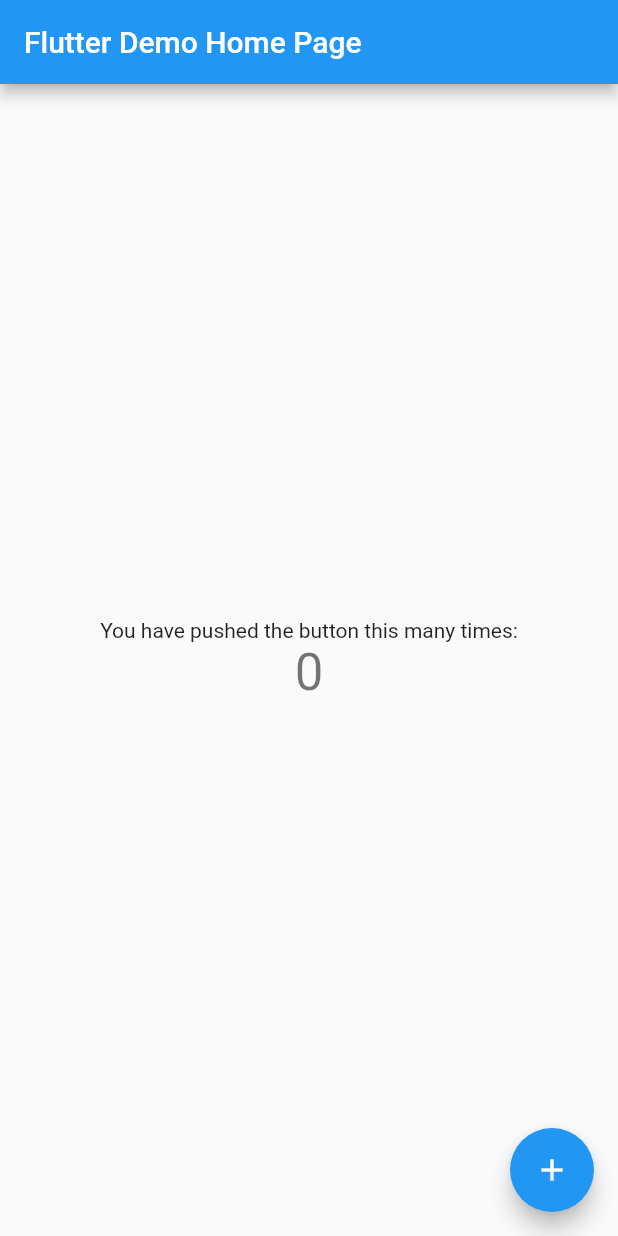
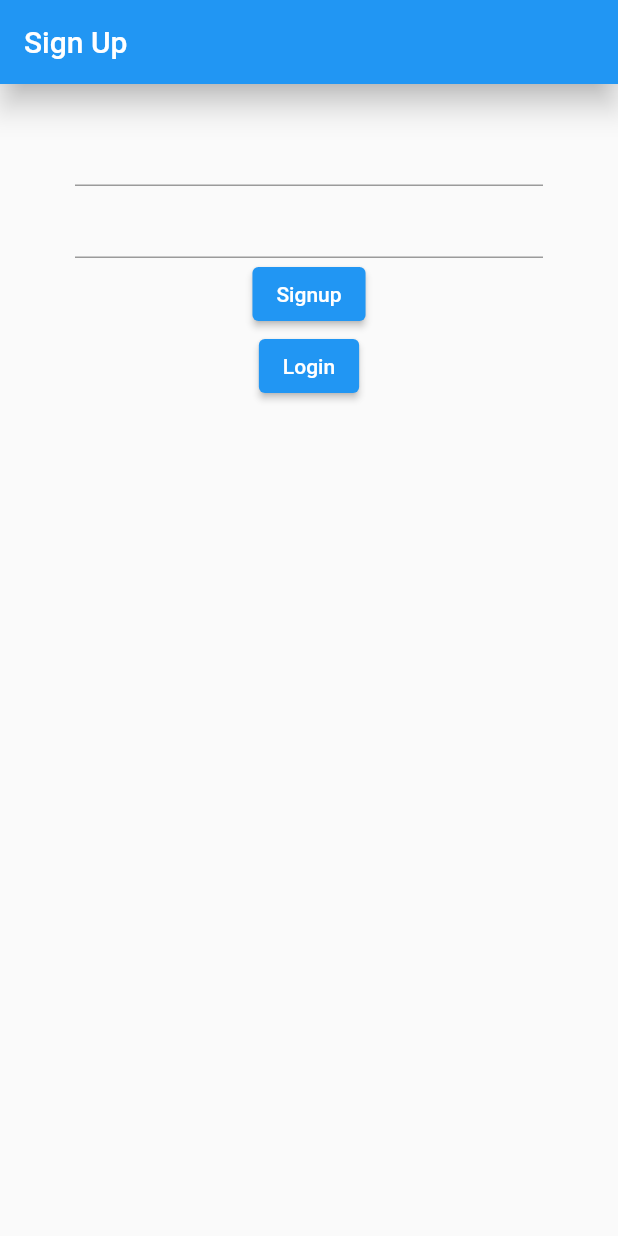
Before and after one commit to terryltran/Tastii, a Flutter app: the screen it shows after launch, on a phone screen of 412 x 824 dp. Run offline on Flutter 3.47's test engine with Material 2 defaults, Android fonts, the phone set to English and light mode, and no system bars; our stand-ins replace firebase_auth, firebase_core; accounts and stored records are empty.

Commit message:
added signup form

```diff
--- /dev/null
+++ b/lib/auth/signup.dart
@@ -0,0 +1,66 @@
+import 'package:flutter/material.dart';
+import 'package:firebase_auth/firebase_auth.dart';
+
+class SignUp extends StatefulWidget {
+  SignUp({Key? key}) : super(key: key);
+
+  @override
+  _SignUpState createState() => _SignUpState();
+}
+
+class _SignUpState extends State<SignUp> {
+
+  FirebaseAuth auth = FirebaseAuth.instance;
+
+  String email = '';
+  String password = '';
+
+  void signUpAction() async {
+    try {
+      UserCredential userCredential = await FirebaseAuth.instance.createUserWithEmailAndPassword(
+        email: email,
+        password: password
+      );
+    } on FirebaseAuthException catch (e) {
+      if (e.code == 'weak-password') {
+        print('The password provided is too weak.');
+      } else if (e.code == 'email-already-in-use') {
+        print('The account already exists for that email.');
+      }
+    } catch (e) {
+      print(e);
+    }
+  }
+
+  @override
+  Widget build(BuildContext context) {
+    return Scaffold(
+      appBar: AppBar(
+          backgroundColor: Colors.blue,
+          elevation: 8, // shadow
+          title: Text("Sign Up")),
+      body: Container(
+        padding: EdgeInsets.symmetric(vertical: 20, horizontal: 50),
+        child: Form(
+            child: Column(
+          children: [
+            TextFormField(
+              onChanged: (val) => setState(() {
+                email = val;
+              }),
+            ),
+            TextFormField(
+              onChanged: (val) => setState(() {
+                password = val;
+              }),
+            ),
+            ElevatedButton(
+              child: Text('Signup'), onPressed: () async => {signUpAction()}),
+            ElevatedButton(
+              child: Text('Login'), onPressed: () async => {login()})
+          ],
+        )),
+      ),
+    );
+  }
+}
--- a/lib/main.dart
+++ b/lib/main.dart
@@ -1,115 +1,49 @@
+import 'package:tastii/auth/signup.dart';
 import 'package:flutter/material.dart';
+import 'package:firebase_core/firebase_core.dart';
 
 void main() {
-  runApp(const MyApp());
+  WidgetsFlutterBinding.ensureInitialized;
+  runApp(App());
 }
 
-class MyApp extends StatelessWidget {
-  const MyApp({Key? key}) : super(key: key);
+class App extends StatefulWidget {
+  // Create the initialization Future outside of `build`:
+  @override
+  _AppState createState() => _AppState();
+}
 
-  // This widget is the root of your application.
+class _AppState extends State<App> {
+  /// The future is part of the state of our widget. We should not call `initializeApp`
+  /// directly inside [build].
+  final Future<FirebaseApp> _initialization = Firebase.initializeApp();
+
   @override
   Widget build(BuildContext context) {
-    return MaterialApp(
-      title: 'Flutter Demo',
-      theme: ThemeData(
-        // This is the theme of your application.
-        //
-        // Try running your application with "flutter run". You'll see the
-        // application has a blue toolbar. Then, without quitting the app, try
-        // changing the primarySwatch below to Colors.green and then invoke
-        // "hot reload" (press "r" in the console where you ran "flutter run",
-        // or simply save your changes to "hot reload" in a Flutter IDE).
-        // Notice that the counter didn't reset back to zero; the application
-        // is not restarted.
-        primarySwatch: Colors.blue,
-      ),
-      home: const MyHomePage(title: 'Flutter Demo Home Page'),
+    return FutureBuilder(
+      // Initialize FlutterFire:
+      future: _initialization,
+      builder: (context, snapshot) {
+        // Check for errors
+        if (snapshot.hasError) {
+          // return SomethingWentWrong();
+        }
+
+        // Once complete, show your application
+        if (snapshot.connectionState == ConnectionState.done) {
+          return MaterialApp(
+            title: 'Flutter Demo',
+            theme: ThemeData(
+              primarySwatch: Colors.blue,
+              visualDensity: VisualDensity.adaptivePlatformDensity,
+            ),
+            home: SignUp(),
+          );
+        }
+
+        // Otherwise, show something whilst waiting for initialization to complete
+        return Text("Loading");
+      },
     );
   }
 }
-
-class MyHomePage extends StatefulWidget {
-  const MyHomePage({Key? key, required this.title}) : super(key: key);
-
-  // This widget is the home page of your application. It is stateful, meaning
-  // that it has a State object (defined below) that contains fields that affect
-  // how it looks.
-
-  // This class is the configuration for the state. It holds the values (in this
-  // case the title) provided by the parent (in this case the App widget) and
-  // used by the build method of the State. Fields in a Widget subclass are
-  // always marked "final".
-
-  final String title;
-
-  @override
-  State<MyHomePage> createState() => _MyHomePageState();
-}
-
-class _MyHomePageState extends State<MyHomePage> {
-  int _counter = 0;
-
-  void _incrementCounter() {
-    setState(() {
-      // This call to setState tells the Flutter framework that something has
-      // changed in this State, which causes it to rerun the build method below
-      // so that the display can reflect the updated values. If we changed
-      // _counter without calling setState(), then the build method would not be
-      // called again, and so nothing would appear to happen.
-      _counter++;
-    });
-  }
-
-  @override
-  Widget build(BuildContext context) {
-    // This method is rerun every time setState is called, for instance as done
-    // by the _incrementCounter method above.
-    //
-    // The Flutter framework has been optimized to make rerunning build methods
-    // fast, so that you can just rebuild anything that needs updating rather
-    // than having to individually change instances of widgets.
-    return Scaffold(
-      appBar: AppBar(
-        // Here we take the value from the MyHomePage object that was created by
-        // the App.build method, and use it to set our appbar title.
-        title: Text(widget.title),
-      ),
-      body: Center(
-        // Center is a layout widget. It takes a single child and positions it
-        // in the middle of the parent.
-        child: Column(
-          // Column is also a layout widget. It takes a list of children and
-          // arranges them vertically. By default, it sizes itself to fit its
-          // children horizontally, and tries to be as tall as its parent.
-          //
-          // Invoke "debug painting" (press "p" in the console, choose the
-          // "Toggle Debug Paint" action from the Flutter Inspector in Android
-          // Studio, or the "Toggle Debug Paint" command in Visual Studio Code)
-          // to see the wireframe for each widget.
-          //
-          // Column has various properties to control how it sizes itself and
-          // how it positions its children. Here we use mainAxisAlignment to
-          // center the children vertically; the main axis here is the vertical
-          // axis because Columns are vertical (the cross axis would be
-          // horizontal).
-          mainAxisAlignment: MainAxisAlignment.center,
-          children: <Widget>[
-            const Text(
-              'You have pushed the button this many times:',
-            ),
-            Text(
-              '$_counter',
-              style: Theme.of(context).textTheme.headline4,
-            ),
-          ],
-        ),
-      ),
-      floatingActionButton: FloatingActionButton(
-        onPressed: _incrementCounter,
-        tooltip: 'Increment',
-        child: const Icon(Icons.add),
-      ), // This trailing comma makes auto-formatting nicer for build methods.
-    );
-  }
-}
```
Also changed, not shown: pubspec.yaml (+4 -4 lines), pubspec.lock, 20 other files.
